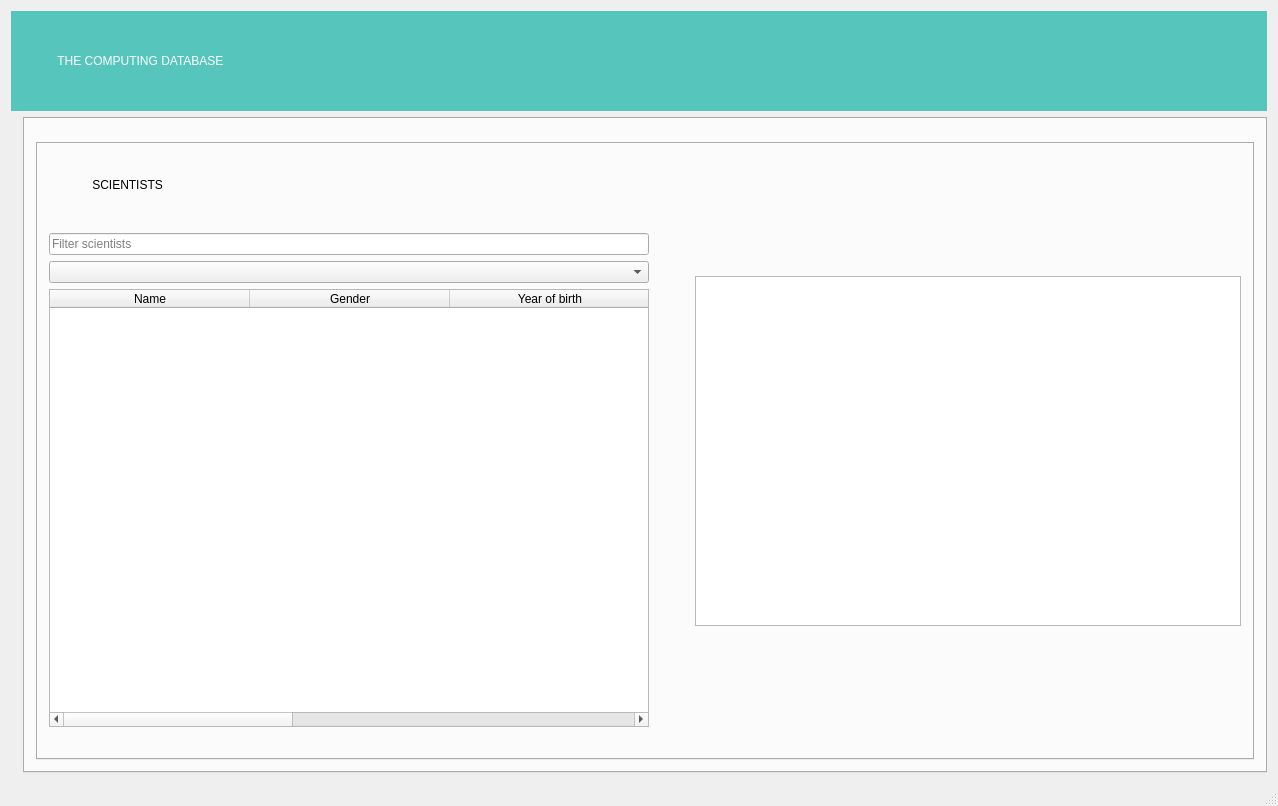
Above: mainwindow.ui from olofristen/VLN1_Skil3 before the change. Below: the same form after it.
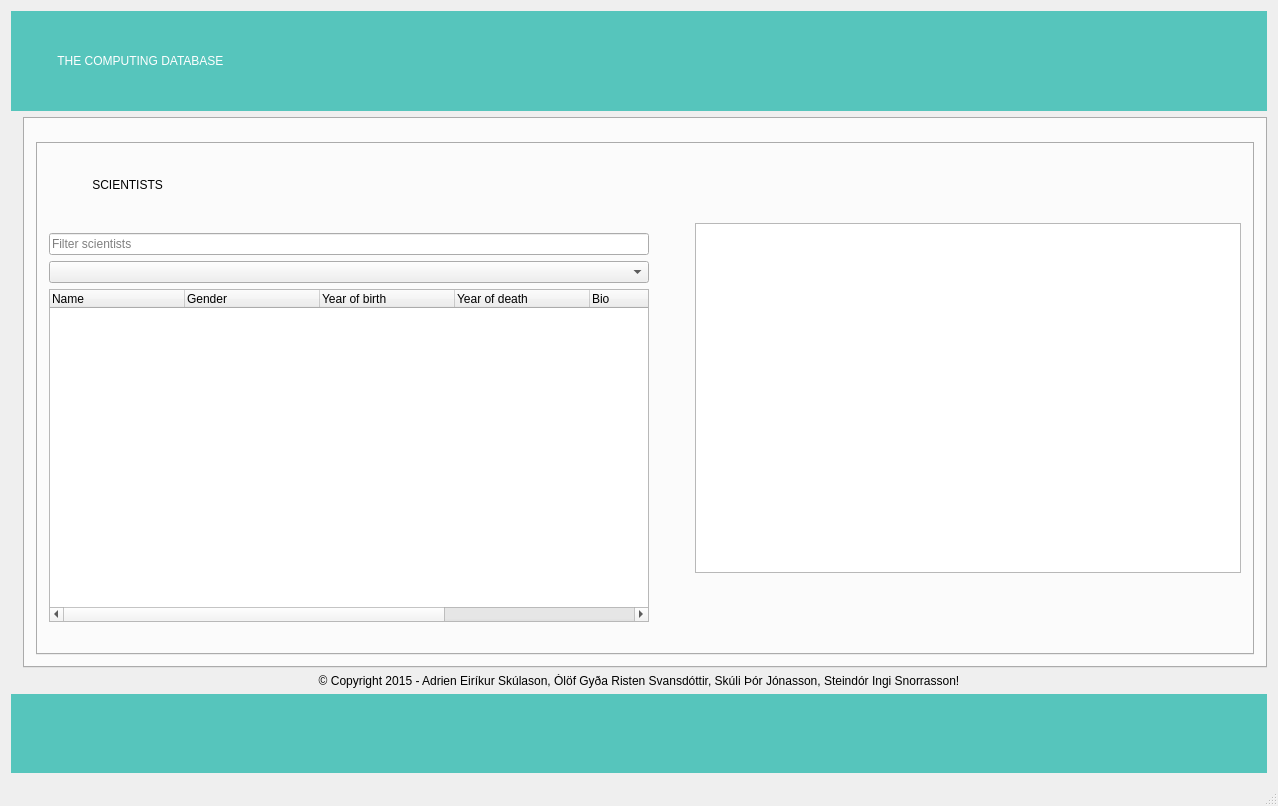
That is the form after the change. The open tabs and pages were chosen to show the change. Icons and pictures are not drawn.

Commit message: ok, breytingum á ui lokið!

The edit to the form file:
```diff
--- a/mainwindow.ui
+++ b/mainwindow.ui
@@ -1323,7 +1323,7 @@
                  <bool>true</bool>
                 </attribute>
                 <attribute name="horizontalHeaderDefaultSectionSize">
-                 <number>200</number>
+                 <number>135</number>
                 </attribute>
                 <attribute name="horizontalHeaderMinimumSectionSize">
                  <number>70</number>
@@ -1331,30 +1331,53 @@
                 <attribute name="horizontalHeaderStretchLastSection">
                  <bool>true</bool>
                 </attribute>
+                <attribute name="verticalHeaderDefaultSectionSize">
+                 <number>30</number>
+                </attribute>
                 <column>
                  <property name="text">
                   <string>Name</string>
                  </property>
+                 <property name="textAlignment">
+                  <set>AlignLeading|AlignVCenter</set>
+                 </property>
                 </column>
                 <column>
                  <property name="text">
                   <string>Gender</string>
                  </property>
+                 <property name="textAlignment">
+                  <set>AlignLeading|AlignVCenter</set>
+                 </property>
                 </column>
                 <column>
                  <property name="text">
                   <string>Year of birth</string>
                  </property>
+                 <property name="textAlignment">
+                  <set>AlignLeading|AlignVCenter</set>
+                 </property>
                 </column>
                 <column>
                  <property name="text">
                   <string>Year of death</string>
                  </property>
+                 <property name="textAlignment">
+                  <set>AlignLeading|AlignVCenter</set>
+                 </property>
                 </column>
                 <column>
                  <property name="text">
                   <string>Bio</string>
                  </property>
+                 <property name="textAlignment">
+                  <set>AlignLeading|AlignVCenter</set>
+                 </property>
+                </column>
+                <column>
+                 <property name="text">
+                  <string>ID</string>
+                 </property>
                 </column>
                </widget>
               </item>
@@ -1746,6 +1769,47 @@
       </widget>
      </widget>
     </item>
+    <item>
+     <widget class="QLabel" name="label_16">
+      <property name="layoutDirection">
+       <enum>Qt::LeftToRight</enum>
+      </property>
+      <property name="styleSheet">
+       <string notr="true">font: 10pt &quot;Agency FB&quot;;</string>
+      </property>
+      <property name="text">
+       <string>© Copyright 2015 - Adrien Eiríkur Skúlason, Ólöf Gyða Risten Svansdóttir, Skúli Þór Jónasson, Steindór Ingi Snorrasson!</string>
+      </property>
+      <property name="alignment">
+       <set>Qt::AlignCenter</set>
+      </property>
+     </widget>
+    </item>
+    <item>
+     <widget class="QLabel" name="label_15">
+      <property name="minimumSize">
+       <size>
+        <width>0</width>
+        <height>79</height>
+       </size>
+      </property>
+      <property name="maximumSize">
+       <size>
+        <width>16777215</width>
+        <height>79</height>
+       </size>
+      </property>
+      <property name="styleSheet">
+       <string notr="true">background-color: rgb(86, 197, 188);
+background-image: url(:/Buttons/octo.png);
+color: rgb(255, 255, 255);
+font: 18pt &quot;Agency FB&quot;;</string>
+      </property>
+      <property name="text">
+       <string/>
+      </property>
+     </widget>
+    </item>
    </layout>
   </widget>
   <widget class="QMenuBar" name="menuBar">
```
Left out of the diff: 19 changed lines with no effect on the pictures. The commit also changes 1 other file.
